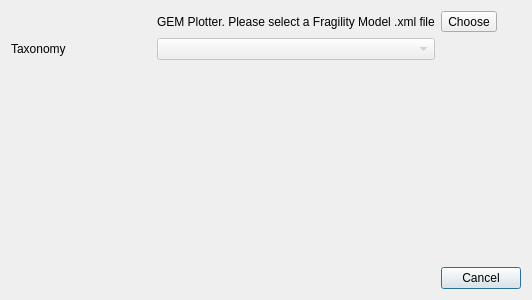
Above: GEMPlotter/ui_gemplotter.ui from pslh/oq-qgis before the change. Below: the same form after it.
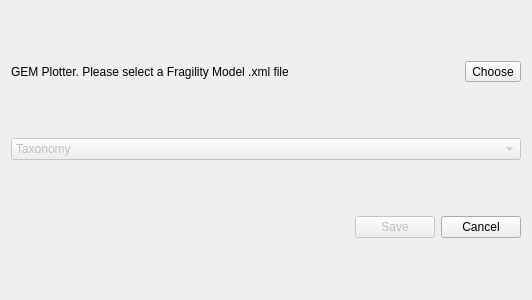
That is the form after the change.

Patch:
```diff
--- a/GEMPlotter/ui_gemplotter.ui
+++ b/GEMPlotter/ui_gemplotter.ui
@@ -13,44 +13,73 @@
   <property name="windowTitle">
    <string>GEMPlotter</string>
   </property>
-  <layout class="QGridLayout" name="gridLayout">
-   <item row="1" column="0">
-    <widget class="QLabel" name="label_2">
+  <layout class="QVBoxLayout" name="verticalLayout">
+   <item>
+    <layout class="QHBoxLayout" name="horizontalLayout">
+     <item>
+      <widget class="QLabel" name="label">
      <property name="text">
-      <string>Taxonomy</string>
+        <string>GEM Plotter. Please select a Fragility Model .xml file</string>
      </property>
     </widget>
    </item>
-   <item row="3" column="2">
-    <widget class="QPushButton" name="cancelButton">
-     <property name="text">
-      <string>Cancel</string>
-     </property>
-    </widget>
-   </item>
-   <item row="0" column="2">
+     <item>
     <widget class="QToolButton" name="chooseButton">
      <property name="text">
       <string>Choose</string>
      </property>
     </widget>
    </item>
-   <item row="1" column="1">
+    </layout>
+   </item>
+   <item>
     <widget class="QComboBox" name="taxonomyCombo">
      <property name="enabled">
       <bool>false</bool>
      </property>
+     <item>
+      <property name="text">
+       <string>Taxonomy</string>
+      </property>
+     </item>
     </widget>
    </item>
-   <item row="0" column="1">
-    <widget class="QLabel" name="label">
+   <item>
+    <layout class="QHBoxLayout" name="plotLayout"/>
+   </item>
+   <item>
+    <layout class="QHBoxLayout" name="horizontalLayout_2">
+     <item>
+      <spacer name="horizontalSpacer">
+       <property name="orientation">
+        <enum>Qt::Horizontal</enum>
+       </property>
+       <property name="sizeHint" stdset="0">
+        <size>
+         <width>40</width>
+         <height>20</height>
+        </size>
+       </property>
+      </spacer>
+     </item>
+     <item>
+      <widget class="QPushButton" name="saveButton">
+       <property name="enabled">
+        <bool>false</bool>
+       </property>
      <property name="text">
-      <string>GEM Plotter. Please select a Fragility Model .xml file</string>
+        <string>Save</string>
      </property>
     </widget>
    </item>
-   <item row="2" column="1">
-    <widget class="QWidget" name="widget" native="true"/>
+     <item>
+      <widget class="QPushButton" name="cancelButton">
+       <property name="text">
+        <string>Cancel</string>
+       </property>
+      </widget>
+     </item>
+    </layout>
    </item>
   </layout>
  </widget>
```
Left out of the diff: 2 changed lines with no effect on the pictures. Lines whose indentation alone changed are shown as unchanged.
